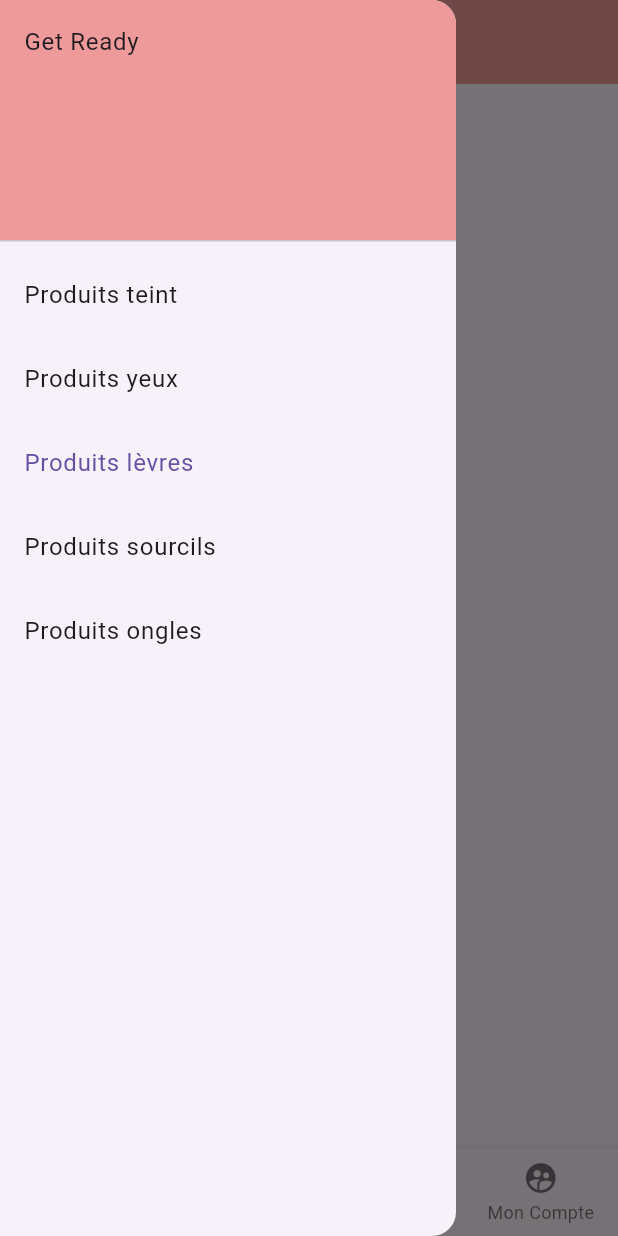
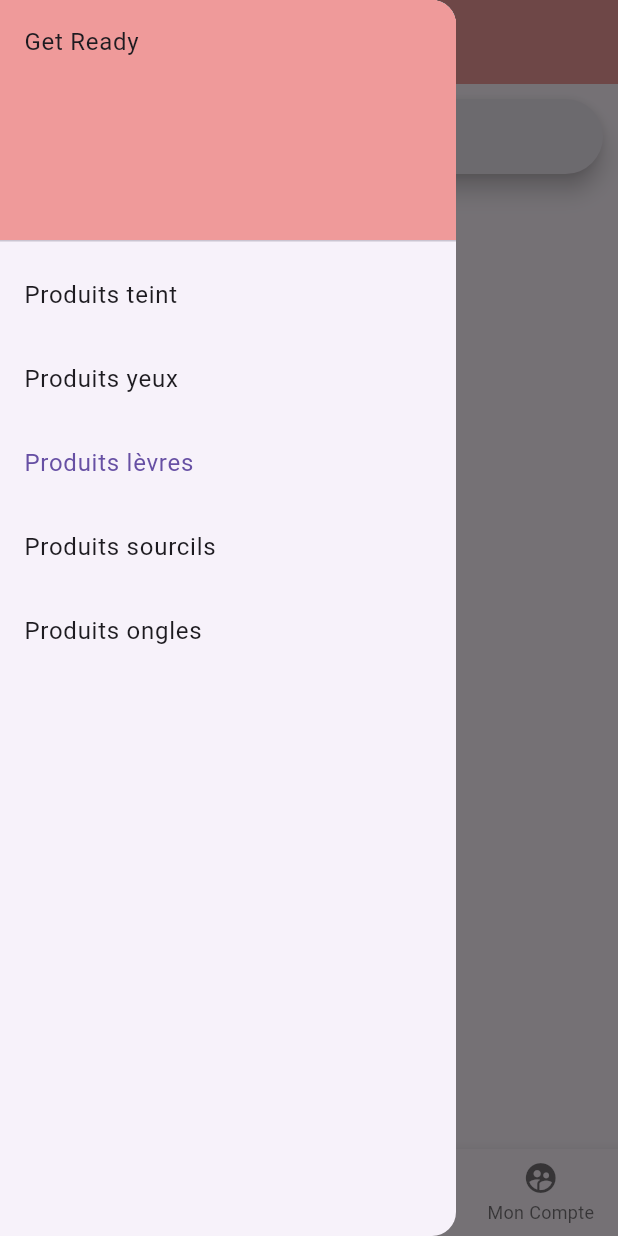
Before and after one commit to thaisbrun/get_ready, a Flutter app: the NailsPage screen opened directly, with the side drawer open, on a phone screen of 412 x 824 dp. Run offline on Flutter 3.47's test engine with Material 3 defaults, Android fonts, the light colour scheme and no system bars; our stand-ins replace cloud_firestore, firebase_auth, firebase_core; accounts and stored records are empty.

Commit message:
avancement du 06/04/2024 : gestion des produits par sous categories

```diff
--- a/lib/pages/nailsPage.dart
+++ b/lib/pages/nailsPage.dart
@@ -63,6 +63,19 @@ class _NailsPageState extends State<NailsPage> {
         backgroundColor: Colors.red[200]!,),
       body: Column(
         children: [
+          const Row(
+            children: [
+              Expanded(
+                child:Padding(
+                  padding: EdgeInsets.all(10.0),
+                  child: SearchBar(
+                    hintText: 'Rechercher un produit ongle...',
+                      constraints: BoxConstraints(minWidth: 0.0, maxWidth: 250.0, minHeight: 50.0)
+                  ),
+                ),
+              ),
+            ],
+          ),
           Flexible(
             child:Padding(
               padding: const EdgeInsets.all(8.0),
```
